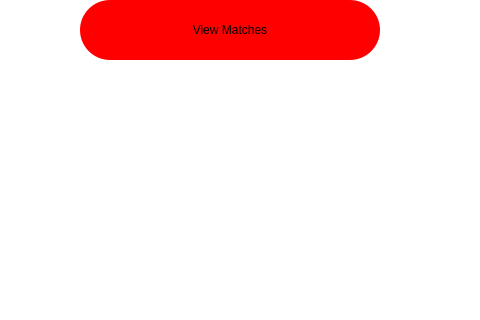
The window that dashboardWindow.ui (JLBartz/CharityLink) describes before a commit, drawn with Qt 5; both pictures show x 520 to 1000 and y 280 to 600 of the 1000 by 600 pixel window.
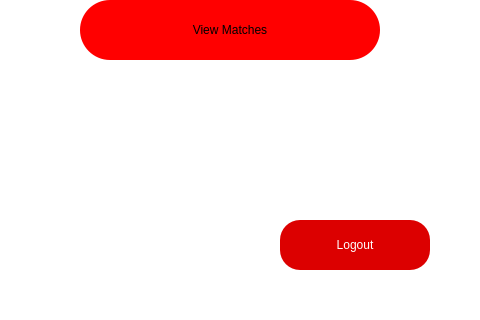
The same window after the commit.

Diff of the .ui file:
```diff
--- a/dashboardWindow.ui
+++ b/dashboardWindow.ui
@@ -198,6 +198,29 @@
   <string>No new notifications</string>
  </property>
 </widget>
+  <!-- NEW: Logout button in bottom right corner -->
+  <widget class="QPushButton" name="logoutButton">
+   <property name="geometry">
+    <rect>
+     <x>800</x>
+     <y>500</y>
+     <width>150</width>
+     <height>50</height>
+    </rect>
+   </property>
+   <property name="cursor">
+    <cursorShape>PointingHandCursor</cursorShape>
+   </property>
+   <property name="styleSheet">
+    <string notr="true">border-radius: 20px;
+font: 700 14pt "Open Sans";
+background-color: rgb(220, 0, 0);
+color: rgb(255, 255, 255);</string>
+   </property>
+   <property name="text">
+    <string>Logout</string>
+   </property>
+  </widget>
  </widget>
  <resources/>
  <connections/>
```
Left out of the diff: 24 changed lines with no effect on the pictures. Lines whose indentation alone changed are shown as unchanged.
